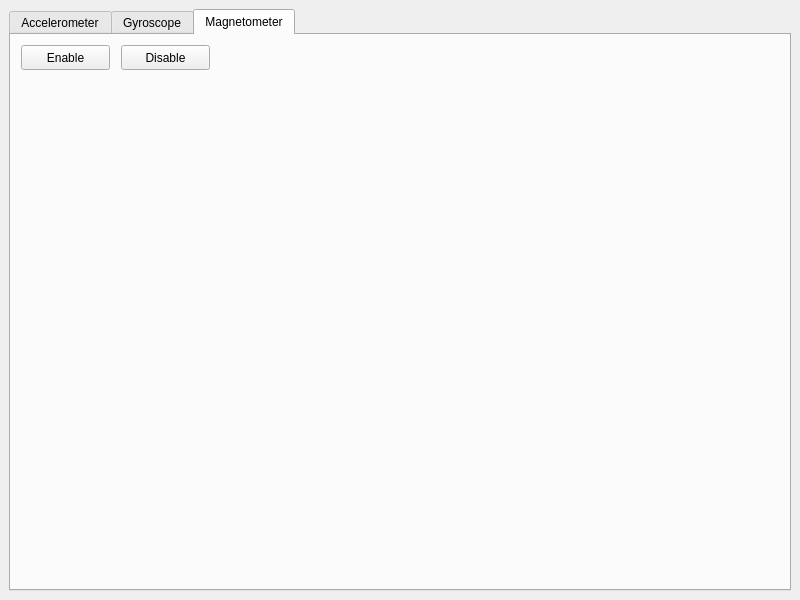
Qt form src/fmain.ui (pcdangio/ros-calibration_imu) before a commit.
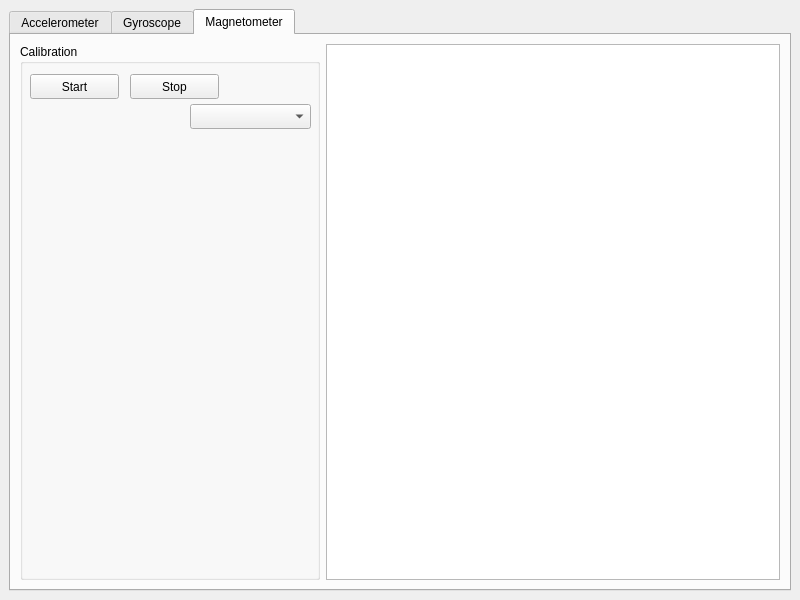
The same form after that commit. Custom widgets are drawn as their Qt base class.

Commit message: magnetometer: data collection and plotting

The edit to the form file:
```diff
--- a/src/fmain.ui
+++ b/src/fmain.ui
@@ -14,8 +14,8 @@
    <string>fmain</string>
   </property>
   <widget class="QWidget" name="centralwidget">
-   <layout class="QGridLayout" name="gridLayout">
-    <item row="0" column="0">
+   <layout class="QHBoxLayout" name="horizontalLayout">
+    <item>
      <widget class="QTabWidget" name="tabs">
       <property name="currentIndex">
        <number>2</number>
@@ -34,38 +34,73 @@
        <attribute name="title">
         <string>Magnetometer</string>
        </attribute>
-       <widget class="QPushButton" name="button_enable_magnetometer">
+       <layout class="QHBoxLayout" name="horizontalLayout_2">
+        <item>
+         <widget class="QGroupBox" name="groupBox">
+          <property name="minimumSize">
+           <size>
+            <width>300</width>
+            <height>0</height>
+           </size>
+          </property>
+          <property name="title">
+           <string>Calibration</string>
+          </property>
+          <widget class="QPushButton" name="button_magnetometer_start_collection">
         <property name="geometry">
          <rect>
           <x>10</x>
-          <y>10</y>
+             <y>30</y>
           <width>89</width>
           <height>25</height>
          </rect>
         </property>
         <property name="text">
-         <string>Enable</string>
-        </property>
-       </widget>
-       <widget class="QPushButton" name="button_disable_magnetometer">
+            <string>Start</string>
+           </property>
+          </widget>
+          <widget class="QPushButton" name="button_magnetometer_stop_collection">
         <property name="geometry">
          <rect>
           <x>110</x>
-          <y>10</y>
+             <y>30</y>
           <width>89</width>
           <height>25</height>
          </rect>
         </property>
         <property name="text">
-         <string>Disable</string>
-        </property>
-       </widget>
+            <string>Stop</string>
+           </property>
+          </widget>
+          <widget class="QComboBox" name="combobox_magnetometer_charts">
+           <property name="geometry">
+            <rect>
+             <x>170</x>
+             <y>60</y>
+             <width>121</width>
+             <height>25</height>
+            </rect>
+           </property>
       </widget>
      </widget>
     </item>
+        <item>
+         <widget class="QChartView" name="chart_magnetometer_calibrate"/>
+        </item>
    </layout>
   </widget>
  </widget>
+    </item>
+   </layout>
+  </widget>
+ </widget>
+ <customwidgets>
+  <customwidget>
+   <class>QChartView</class>
+   <extends>QGraphicsView</extends>
+   <header>QtCharts</header>
+  </customwidget>
+ </customwidgets>
  <resources/>
  <connections/>
 </ui>
```
Lines whose indentation alone changed are shown as unchanged. The commit also changes 6 other files.
